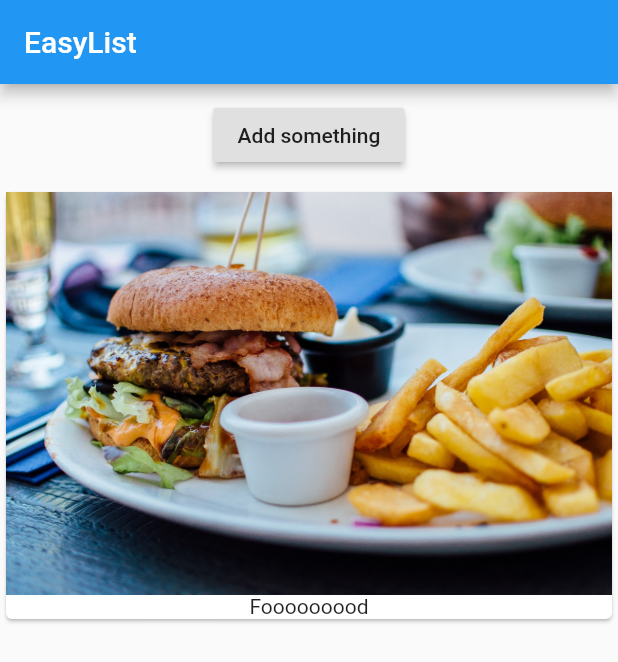
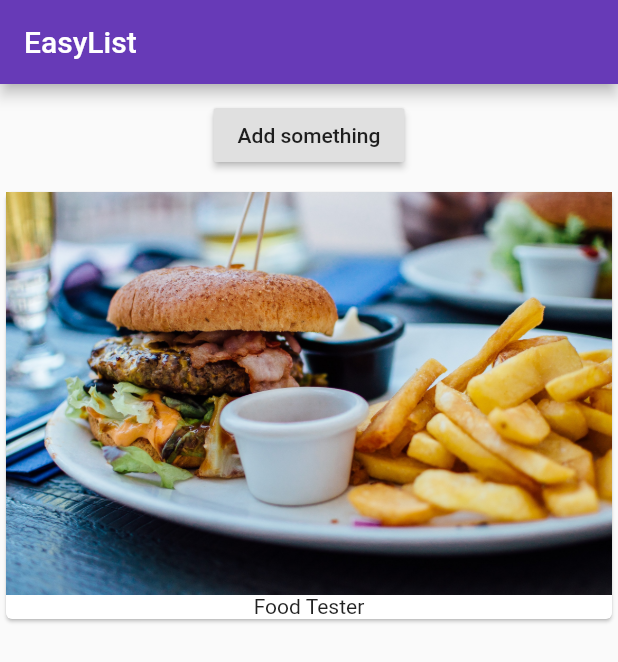
Before and after one commit to roushjac/flutter_test_app, a Flutter app: the screen it shows after launch, on a phone screen of 412 x 824 dp. Shown: the top 662 px of the screen. Run offline on Flutter 3.47's test engine with Material 2 defaults, Android fonts, the phone set to English and light mode, and no system bars.

Commit message:
Modularize program by breaking up widgets into separate files. Add some color to AppBar

```diff
--- a/lib/main.dart
+++ b/lib/main.dart
@@ -1,57 +1,27 @@
 import 'package:flutter/material.dart';
+
+import './product_manager.dart';
 
 void main() {
   // main() is a special function that is run by Flutter automatically on "flutter run"
   runApp(MyApp());
 }
 
-class MyApp extends StatefulWidget {
-  @override
-  State<StatefulWidget> createState() {
-    // TODO: implement createState
-    return _MyAppState();
-  }
-}
-
-class _MyAppState extends State<MyApp> {
-  // This class extends the State object(??) of MyApp
-
-  List<String> _products = ['Food Tester'];
+class MyApp extends StatelessWidget {
 
   @override // MyApp's build() method overrides the build() method already present in StatelessWidget
   Widget build(BuildContext context) {
     // Give the build() method what type it should return - here its a widget
     return MaterialApp(
+      theme: ThemeData(
+        primarySwatch: Colors.deepPurple,
+      ),
       home: Scaffold(
         appBar: AppBar(
           title: Text('EasyList'),
         ),
-        body: Column(children: <Widget>[
-          Container(
-            margin: EdgeInsets.all(10.0),
-            child: RaisedButton(
-                child: Text('Add something'),
-                onPressed: () {
-                  setState(() {
-                    _products.add('Advanced Food Tester');
-                  });
-                }),
-          ),
-          Column(
-              children: _products
-                  .map(
-                    (element) => Card(
-                          child: Column(
-                            children: <Widget>[
-                              Image.asset('assets/food_pic.jpg'),
-                              Text('Fooooooood')
-                            ],
-                          ),
-                        ),
-                  )
-                  .toList()),
-        ]),
-      ),
-    );
+        body: ProductManager('Food Tester'),
+        ),
+      );
   }
 }
--- /dev/null
+++ b/lib/product_manager.dart
@@ -0,0 +1,41 @@
+import 'package:flutter/material.dart';
+
+import './products.dart'; // Imports from same folder this file is in
+
+class ProductManager extends StatefulWidget{
+  final String startingProduct;
+
+  ProductManager(this.startingProduct);
+
+  @override
+  State<StatefulWidget> createState() {
+    return _ProductManagerState();
+  }
+}
+
+class _ProductManagerState extends State<ProductManager>{
+  List<String> _products = [];
+
+  @override
+  void initState() { // This executes before build()
+    _products.add(widget.startingProduct);
+    super.initState();
+  }
+
+  @override
+  Widget build(BuildContext context) {
+    return Column(children: [Container(
+            margin: EdgeInsets.all(10.0),
+            child: RaisedButton(
+                child: Text('Add something'),
+                onPressed: () {
+                  setState(() {
+                    _products.add('Advanced Food Tester');
+                  });
+                }),
+          ),
+          Products(_products),
+          ],
+          );
+  }
+}
--- /dev/null
+++ b/lib/products.dart
@@ -0,0 +1,25 @@
+import 'package:flutter/material.dart';
+
+class Products extends StatelessWidget {
+  final List<String> products; // Declare 'products' as a list of strings
+  // 'final' marks a variable as immutable
+
+  Products(this.products); // This is a constructor - shortcut for assigning 'products' to whatever is passed with class when it is called
+
+  @override
+  Widget build(BuildContext context) {
+    return Column(
+        children: products
+            .map(
+              (element) => Card(
+                    child: Column(
+                      children: <Widget>[
+                        Image.asset('assets/food_pic.jpg'),
+                        Text(element)
+                      ],
+                    ),
+                  ),
+            )
+            .toList());
+  }
+}
```
